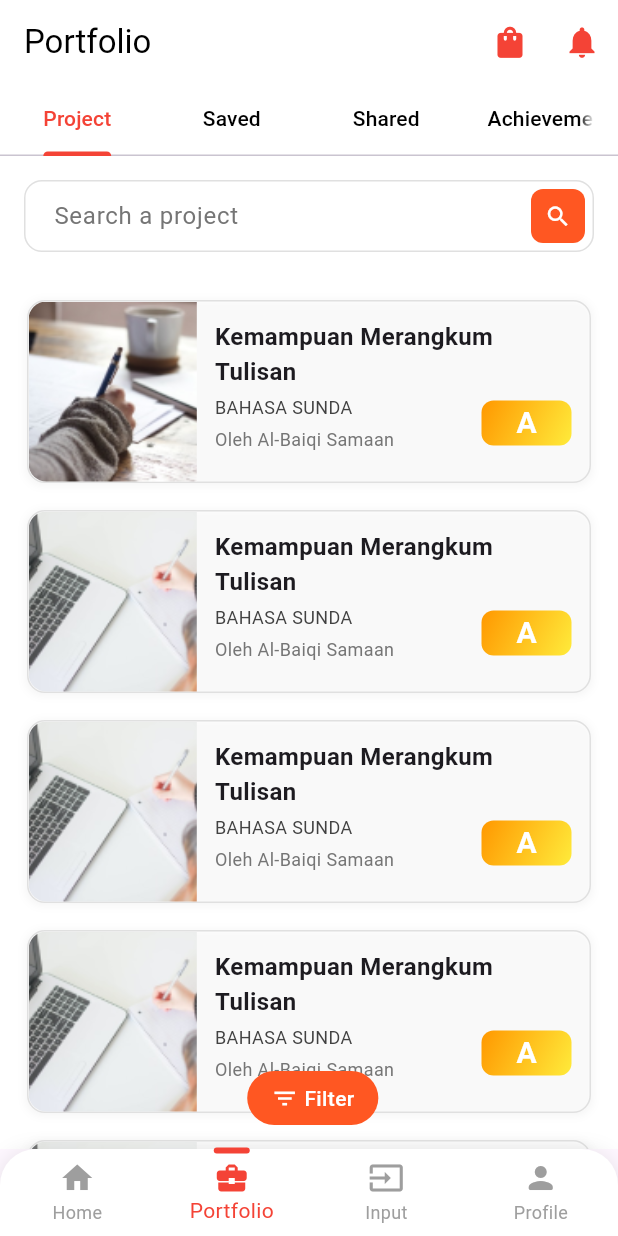
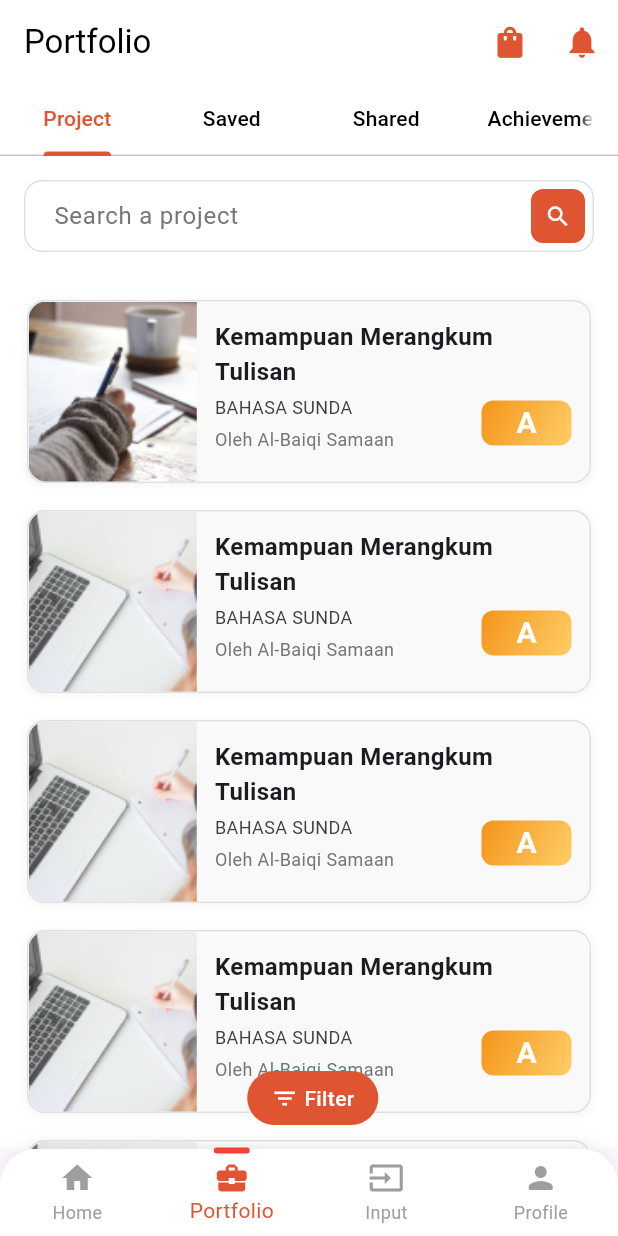
Before and after one commit to RitikSharma02/yoliday_llp, a Flutter app: the screen it shows after launch, on a phone screen of 412 x 824 dp. Run offline on Flutter 3.47's test engine with Material 3 defaults, Android fonts, the phone set to English and light mode, and no system bars.

Commit message:
color-fixed

```diff
--- a/lib/Screens/Project/coursedata.dart
+++ b/lib/Screens/Project/coursedata.dart
@@ -35,7 +35,7 @@ String searchQuery = '',
         color: Colors.white38,
         borderRadius: BorderRadius.circular(12),
         border: Border.all(
-          color: isMatched ? Colors.deepOrange : Colors.grey[300]!,
+          color: isMatched ? Color(0xffDF5532) : Colors.grey[300]!,
           width: isMatched ? 2 : 1,
         ),
         boxShadow: [
@@ -131,7 +131,7 @@ String searchQuery = '',
                               decoration: BoxDecoration(
                                 borderRadius: BorderRadius.circular(8),
                                 gradient: const LinearGradient(
-                                  colors: [Colors.orange, Colors.yellow],
+                                  colors: [Color(0xffF39519), Color(0xffFFCD67)],
                                   begin: Alignment.topLeft,
                                   end: Alignment.bottomRight,
                                 ),
--- a/lib/Screens/Project/projects.dart
+++ b/lib/Screens/Project/projects.dart
@@ -161,7 +161,7 @@ class _ProjectsState extends State<Projects> {
               left: (MediaQuery.of(context).size.width - (MediaQuery.of(context).size.width * 0.6)),
               child: Container(
                 decoration: BoxDecoration(
-                  color: Colors.deepOrange,
+                  color: Color(0xffDF5532),
                   borderRadius: BorderRadius.circular(18),
                 ),
                 child: Material(
@@ -234,7 +234,7 @@ class _ProjectsState extends State<Projects> {
           suffixIcon: Container(
             margin: const EdgeInsets.all(6.0),
             decoration: BoxDecoration(
-              color: Colors.deepOrange,
+              color: Color(0xffDF5532),
               borderRadius: BorderRadius.circular(8.0),
             ),
             child: const Icon(Icons.search, color: Colors.white, size: 18),
--- a/lib/Screens/portfolio.dart
+++ b/lib/Screens/portfolio.dart
@@ -53,21 +53,21 @@ class _PortfolioPageState extends State<PortfolioPage> with SingleTickerProvider
         centerTitle: false,
         actions: [
           IconButton(
-            icon: const Icon(Icons.shopping_bag,size: 25, color: Colors.red),
+            icon: const Icon(Icons.shopping_bag,size: 25, color: Color(0xffDF5532)),
             onPressed: () {
             },
           ),
           IconButton(
-            icon: const Icon(Icons.notifications,size: 25, color: Colors.red),
+            icon: const Icon(Icons.notifications,size: 25, color: Color(0xffDF5532)),
             onPressed: () {
             },
           ),
         ],
         bottom: TabBar(
           controller: _tabController,
-          labelColor: Colors.red,
+          labelColor: Color(0xffDF5532),
           unselectedLabelColor: Colors.black,
-          indicatorColor: Colors.red,
+          indicatorColor: Color(0xffDF5532),
           tabs: const [
             Tab(text: 'Project'),
             Tab(text: 'Saved'),
--- a/lib/main.dart
+++ b/lib/main.dart
@@ -70,7 +70,7 @@ class _HomePageState extends State<HomePage> {
                 elevation: 0,
                 backgroundColor: Colors.transparent,
                 type: BottomNavigationBarType.fixed,
-                selectedItemColor: Colors.red,
+                selectedItemColor: Color(0xffDF5532),
                 unselectedItemColor: Colors.grey,
                 currentIndex: _selectedIndex,
                 items: [
```
Also changed, not shown: pubspec.lock.
